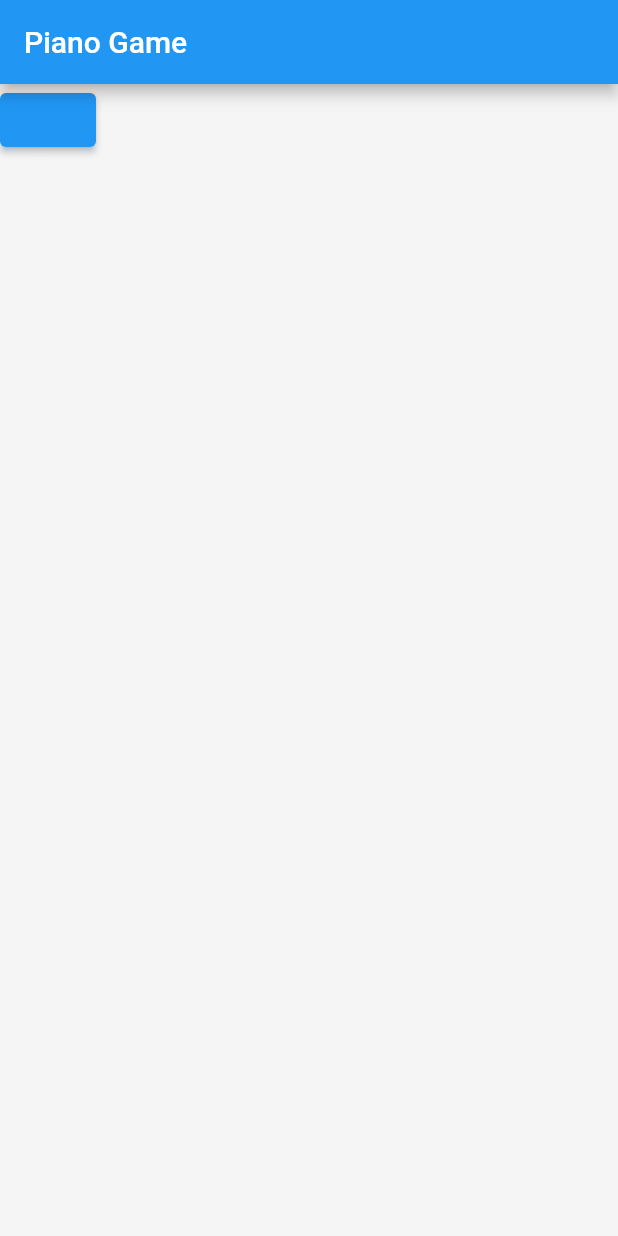
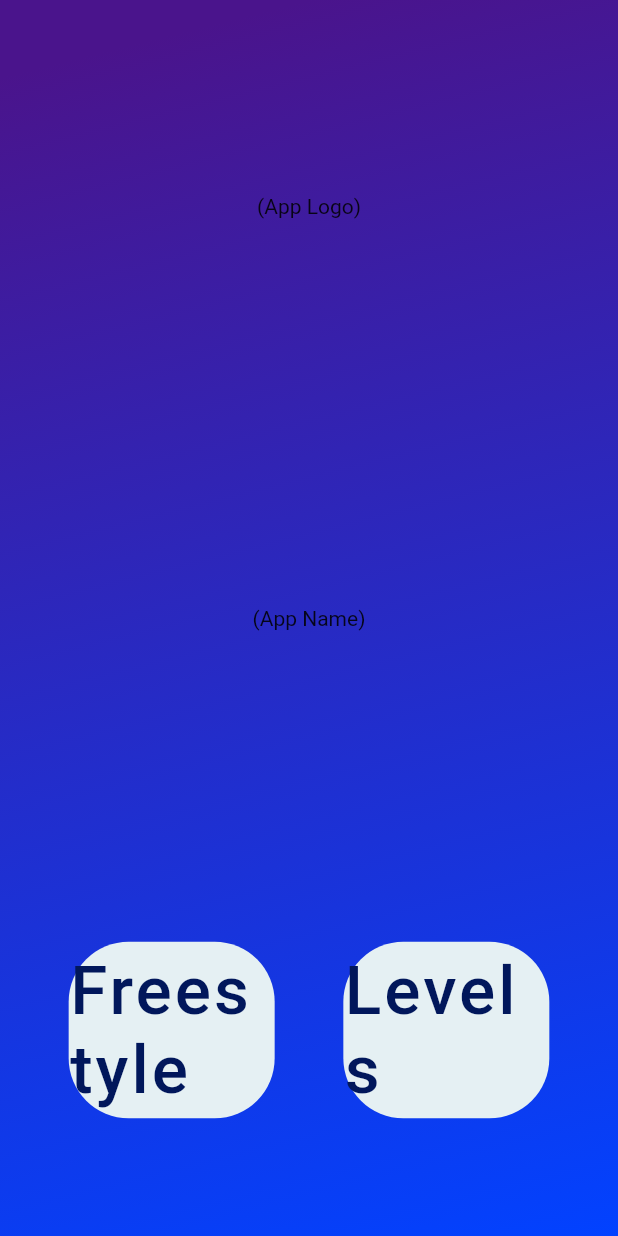
Before and after one commit to errorTeamNameNotFound/RUhacks, a Flutter app: the screen it shows after launch, on a phone screen of 412 x 824 dp. Run offline on Flutter 3.47's test engine with Material 2 defaults, Android fonts, the phone set to English and light mode, and no system bars; our stand-ins replace audioplayers, firebase_core, firebase_database; accounts and stored records are empty.

Commit message:
Created front page with freestyle and levels

```diff
--- /dev/null
+++ b/lib/CustomWidgets/CustomMenuButton.dart
@@ -0,0 +1,46 @@
+import 'package:flutter/material.dart';
+import 'package:ru_hacks/constants.dart';
+
+class CustomMenuButton extends StatefulWidget {
+  final String buttonLabel;
+  final Function whenPressed;
+
+  CustomMenuButton({this.buttonLabel, this.whenPressed});
+
+  @override
+  _CustomMenuButtonState createState() => _CustomMenuButtonState();
+}
+
+class _CustomMenuButtonState extends State<CustomMenuButton> {
+  @override
+  Widget build(BuildContext context) {
+    return GestureDetector(
+      onTap: widget.whenPressed,
+      child: Container(
+        width: MediaQuery.of(context).size.width / kMenuButtonWidth,
+        height: MediaQuery.of(context).size.height / kMenuButtonHeight,
+        decoration: BoxDecoration(
+          borderRadius: BorderRadius.circular(40),
+          // boxShadow: [
+          //   BoxShadow(
+          //     color: Colors.blue[900],
+          //     offset: Offset(1, 2),
+          //     blurRadius: 4,
+          //   )
+          // ],
+          color: kBlueyWhite,
+        ),
+        child: Center(
+          child: Text(
+            "${widget.buttonLabel}",
+            style: TextStyle(
+                fontSize: 45,
+                color: kDarkBlue,
+                letterSpacing: 2,
+                fontWeight: FontWeight.w500),
+          ),
+        ),
+      ),
+    );
+  }
+}
--- a/lib/HomePage.dart
+++ /dev/null
@@ -1,32 +0,0 @@
-import 'package:flutter/material.dart';
-import 'package:ru_hacks/CustomWidgets/PianoKeys.dart';
-import 'package:ru_hacks/PianoPage.dart';
-import 'constants.dart';
-
-class HomePage extends StatefulWidget {
-  @override
-  _HomePageState createState() => _HomePageState();
-}
-
-class _HomePageState extends State<HomePage> {
-  @override
-  Widget build(BuildContext context) {
-    return Scaffold(
-      appBar: AppBar(
-        title: Text("Piano Game"),
-      ),
-      body: ElevatedButton(
-        onPressed: () {
-          Navigator.push(
-            context,
-            MaterialPageRoute(
-              builder: (context) {
-                return PianoPage();
-              },
-            ),
-          );
-        },
-      ),
-    );
-  }
-}
--- /dev/null
+++ b/lib/Pages/HomePage.dart
@@ -0,0 +1,101 @@
+import 'package:flutter/material.dart';
+import 'package:ru_hacks/CustomWidgets/CustomMenuButton.dart';
+import 'package:ru_hacks/CustomWidgets/PianoKeys.dart';
+import 'package:ru_hacks/Pages/FreestylePage.dart';
+import 'package:ru_hacks/Pages/PianoPage.dart';
+import '../constants.dart';
+
+class HomePage extends StatefulWidget {
+  @override
+  _HomePageState createState() => _HomePageState();
+}
+
+class _HomePageState extends State<HomePage> {
+  @override
+  Widget build(BuildContext context) {
+    return Scaffold(
+      extendBodyBehindAppBar: true,
+      appBar: AppBar(
+        backgroundColor: Colors.transparent,
+        elevation: 0,
+      ),
+      body: Stack(
+        children: <Widget>[
+          //Background
+          Container(
+            decoration: BoxDecoration(
+              gradient: LinearGradient(
+                begin: Alignment.topCenter,
+                end: Alignment
+                    .bottomRight, // 10% of the width, so there are ten blinds.
+                colors: <Color>[
+                  Colors.purple[900],
+                  kRoyalBlue,
+                ], // one color to another
+              ),
+            ),
+          ),
+
+          //UI Elements
+          Column(
+            children: <Widget>[
+              Expanded(
+                child: Container(
+                  child: Center(
+                    child: Text("(App Logo)"),
+                  ),
+                ),
+              ),
+              Expanded(
+                child: Container(
+                  child: Center(
+                    child: Text("(App Name)"),
+                  ),
+                ),
+              ),
+
+              //Buttons
+              Expanded(
+                child: Container(
+                  child: Center(
+                    child: Row(
+                      mainAxisAlignment: MainAxisAlignment.spaceEvenly,
+                      children: <Widget>[
+                        CustomMenuButton(
+                          buttonLabel: "Freestyle",
+                          whenPressed: () {
+                            Navigator.push(
+                              context,
+                              MaterialPageRoute(
+                                builder: (context) {
+                                  return FreestylePage();
+                                },
+                              ),
+                            );
+                          },
+                        ),
+                        CustomMenuButton(
+                          buttonLabel: "Levels",
+                          whenPressed: () {
+                            Navigator.push(
+                              context,
+                              MaterialPageRoute(
+                                builder: (context) {
+                                  return PianoPage();
+                                },
+                              ),
+                            );
+                          },
+                        ),
+                      ],
+                    ),
+                  ),
+                ),
+              ),
+            ],
+          ),
+        ],
+      ),
+    );
+  }
+}
--- a/lib/constants.dart
+++ b/lib/constants.dart
@@ -1,6 +1,17 @@
 import 'package:flutter/material.dart';
 
-const kOffWhite = Color(0xfff5f5f5);
+//UI Colors
+const kOffWhite = Color(0xfff8f8f8);
 const kSemiBlack = Color(0xff121212);
+const kDarkBlue = Color(0xff01175B);
+const kRoyalBlue = Color(0xff0242FF);
+const kSemiRoyalBlue = Color(0xff0A6CFF);
+const kSemiLightBlue = Color(0xff2D9DFF);
+const kLightBlue = Color(0xff8CDFFE);
+const kBlueyWhite = Color(0xffE5F0F3);
+
+//Measurements
 const kBlackKeyWidth = 17;
 const kBlackKeyHeight = 5;
+const kMenuButtonHeight = 7;
+const kMenuButtonWidth = 3;
```
Also changed, not shown: lib/Pages/FreestylePage.dart (added, +21 -0 lines), lib/main.dart (+5 -2 lines), lib/Pages/PianoPage.dart (renamed from lib/PianoPage.dart), 1 other file.
